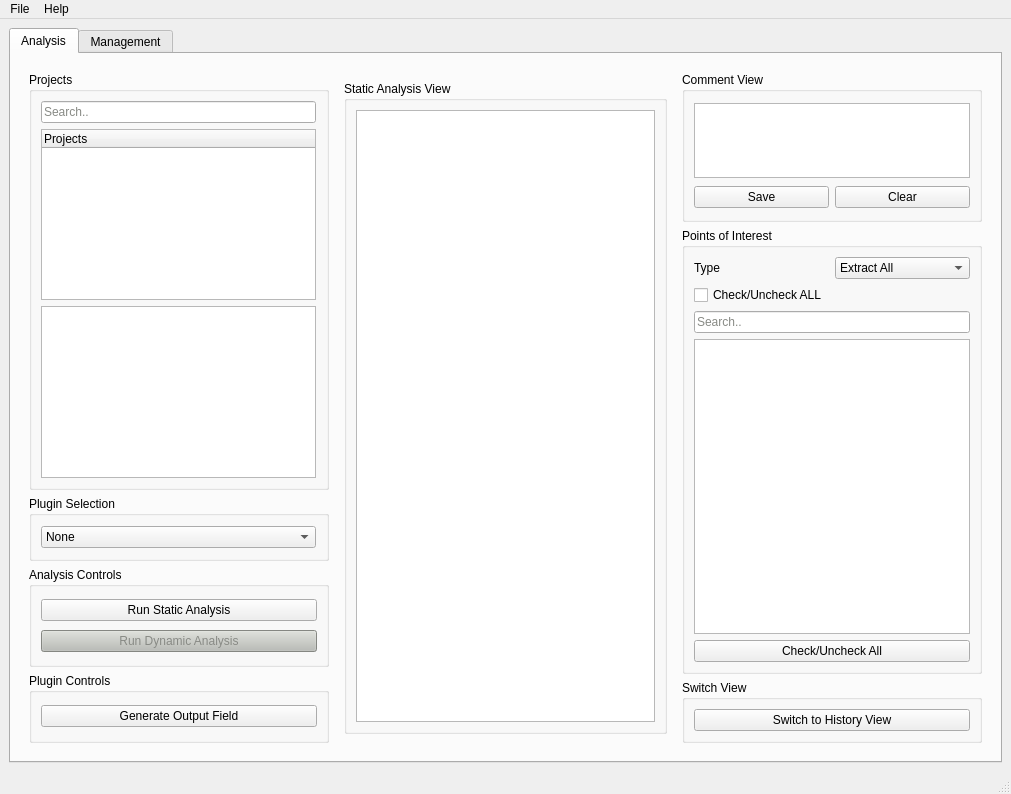
Before: the Qt Designer form src/GUI/ui_files/BATT5_GUI.ui in adalio0/BATT5, drawn with Qt 5.
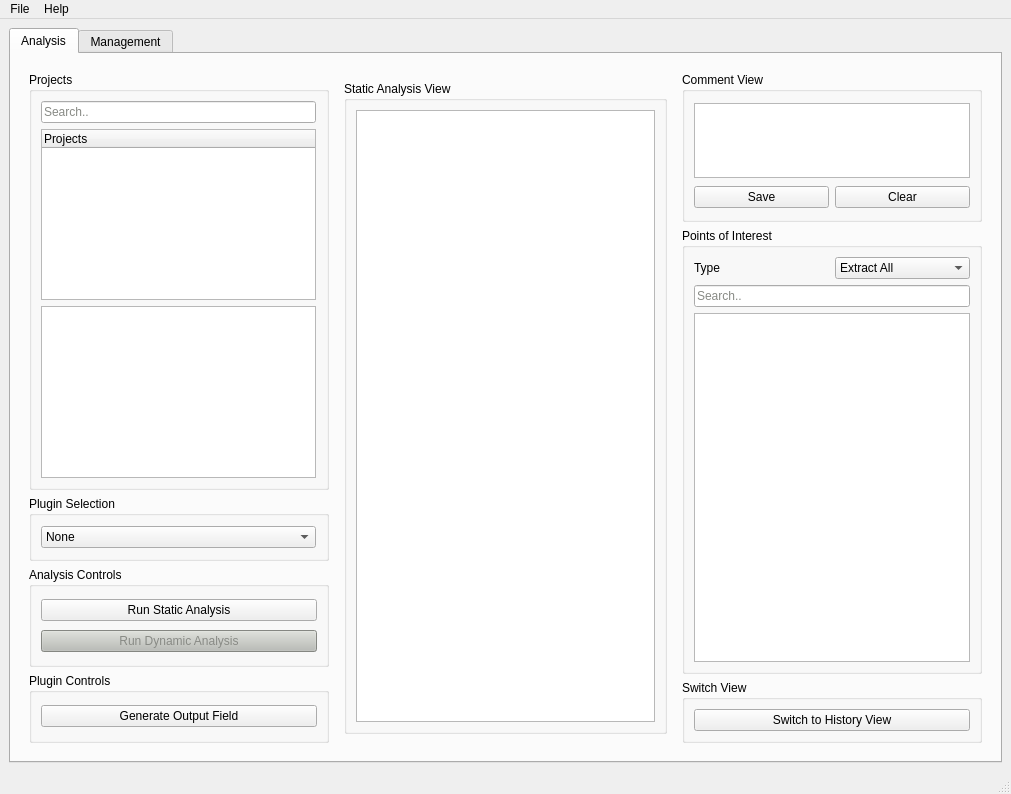
After: the same form once the commit is applied. The open tabs and pages were chosen to show the change.

Patch:
```diff
--- a/src/GUI/ui_files/BATT5_GUI.ui
+++ b/src/GUI/ui_files/BATT5_GUI.ui
@@ -510,13 +510,6 @@
                    </item>
                   </layout>
                  </item>
-                 <item>
-                  <widget class="QCheckBox" name="check_allpoi">
-                   <property name="text">
-                    <string>Check/Uncheck ALL</string>
-                   </property>
-                  </widget>
-                 </item>
                  <item>
                   <widget class="QLineEdit" name="poiSearch_lineEdit">
                    <property name="styleSheet">
@@ -543,13 +536,6 @@
                    </property>
                   </widget>
                  </item>
-                 <item>
-                  <widget class="QPushButton" name="pushButton">
-                   <property name="text">
-                    <string>Check/Uncheck All</string>
-                   </property>
-                  </widget>
-                 </item>
                 </layout>
                </widget>
               </item>
```
Left out of the diff: 22 changed lines with no effect on the pictures.
